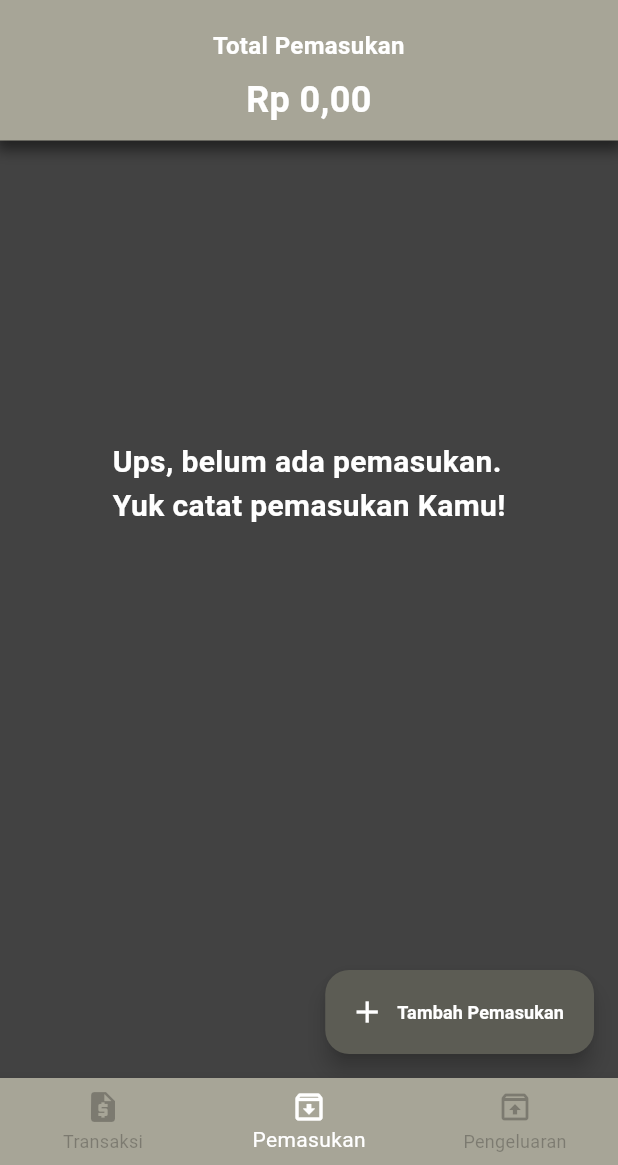
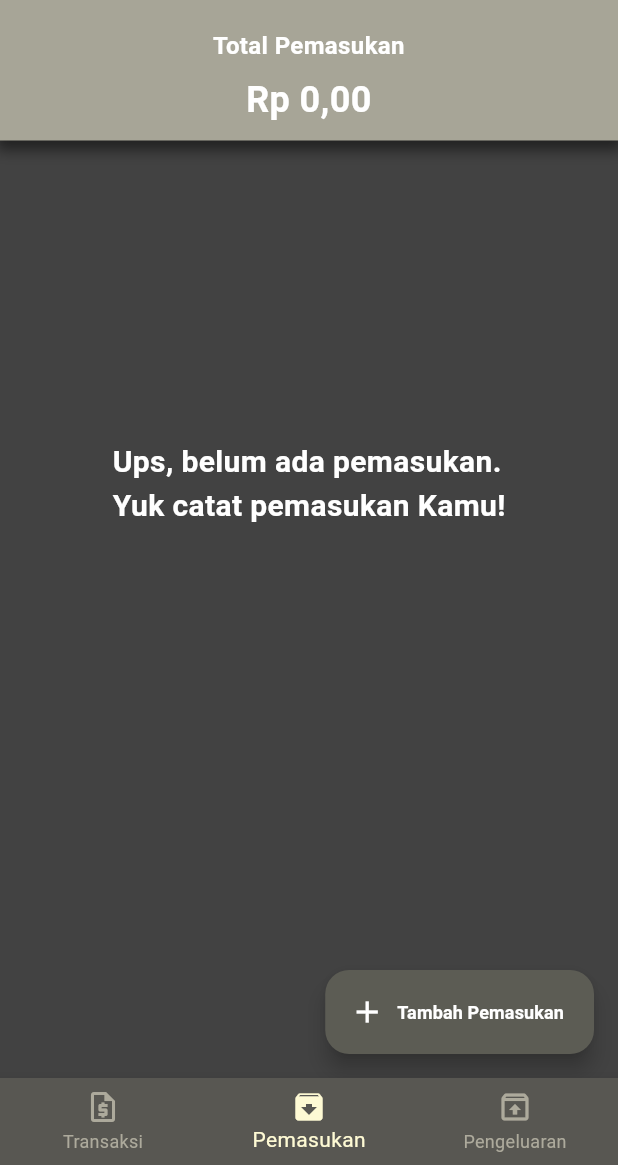
Before and after one commit to AbdanulIkhlas/EconoMe, a Flutter app: the BottomNavbar screen opened directly, item 2 of the bottom bar chosen, on a phone screen of 412 x 824 dp, the part 71-1236 px from its top. Run offline on Flutter 3.47's test engine with Material 3 defaults, Android fonts, the phone set to English and light mode, and no system bars; our stand-ins replace shared_preferences, sqflite; accounts and stored records are empty.

Commit message:
update bottom navbar

```diff
--- a/lib/views/bottom_navbar.dart
+++ b/lib/views/bottom_navbar.dart
@@ -1,12 +1,13 @@
 import 'package:flutter/material.dart';
-import 'package:shared_preferences/shared_preferences.dart';
 import 'pemasukan/page_pemasukan.dart';
 import 'pengeluaran/page_pengeluaran.dart';
 import 'page_transaksi.dart';
 
 class BottomNavbar extends StatefulWidget {
-  int selectedIndex;
+  final int selectedIndex;
+
   BottomNavbar({this.selectedIndex = 0});
+
   @override
   _BottomNavbarState createState() => _BottomNavbarState();
 }
@@ -39,24 +40,30 @@ class _BottomNavbarState extends State<BottomNavbar> {
         child: _widgetOptions.elementAt(_selectedIndex),
       ),
       bottomNavigationBar: BottomNavigationBar(
-          items: const <BottomNavigationBarItem>[
+        items: <BottomNavigationBarItem>[
           BottomNavigationBarItem(
-              icon: Icon(Icons.request_quote),
+            icon: _selectedIndex == 0
+                ? Icon(Icons.request_quote)
+                : Icon(Icons.request_quote_outlined),
             label: 'Transaksi',
           ),
           BottomNavigationBarItem(
-              icon: Icon(Icons.archive_outlined),
+            icon: _selectedIndex == 1
+                ? Icon(Icons.archive)
+                : Icon(Icons.archive_outlined),
             label: 'Pemasukan',
           ),
           BottomNavigationBarItem(
-              icon: Icon(Icons.unarchive_outlined),
+            icon: _selectedIndex == 2
+                ? Icon(Icons.unarchive)
+                : Icon(Icons.unarchive_outlined),
             label: 'Pengeluaran',
           ),
         ],
         currentIndex: _selectedIndex,
-          selectedItemColor: Colors.white,
-          unselectedItemColor: Colors.black26,
-          backgroundColor: Color(0xFFa7a597),
+        selectedItemColor: Color(0xFFfefad4),
+        unselectedItemColor: Color(0xFFadaa9c),
+        backgroundColor: Color(0xFF585752),
         onTap: _onItemTapped,
       ),
     );
```
Lines whose indentation alone changed are shown as unchanged.
